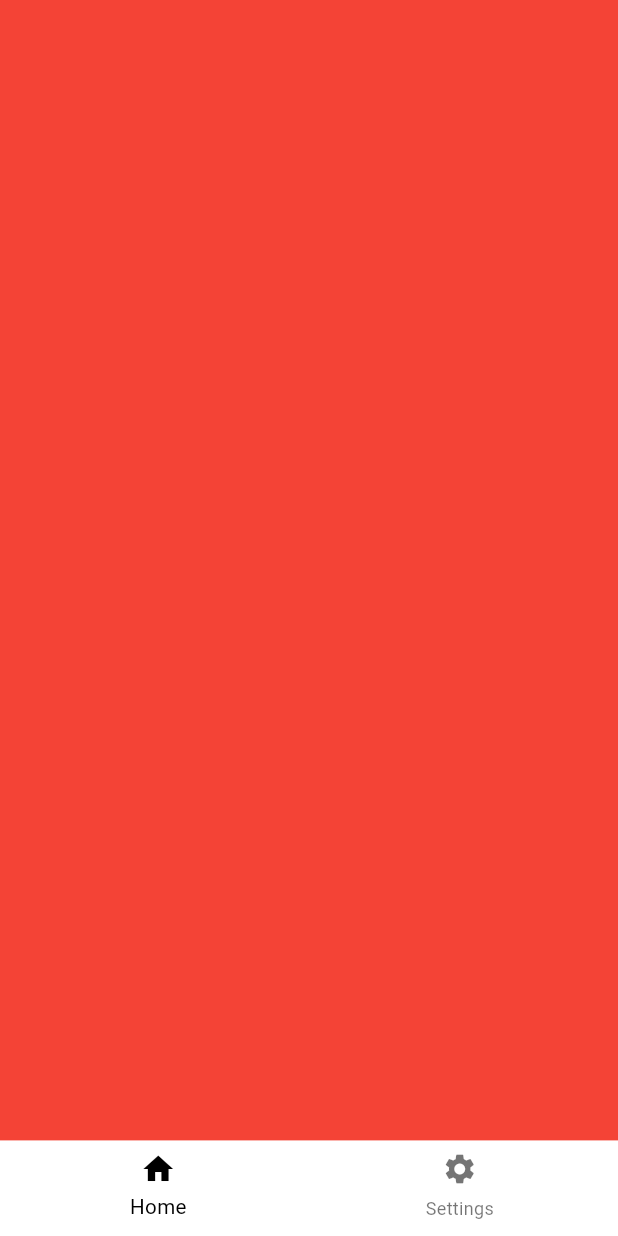
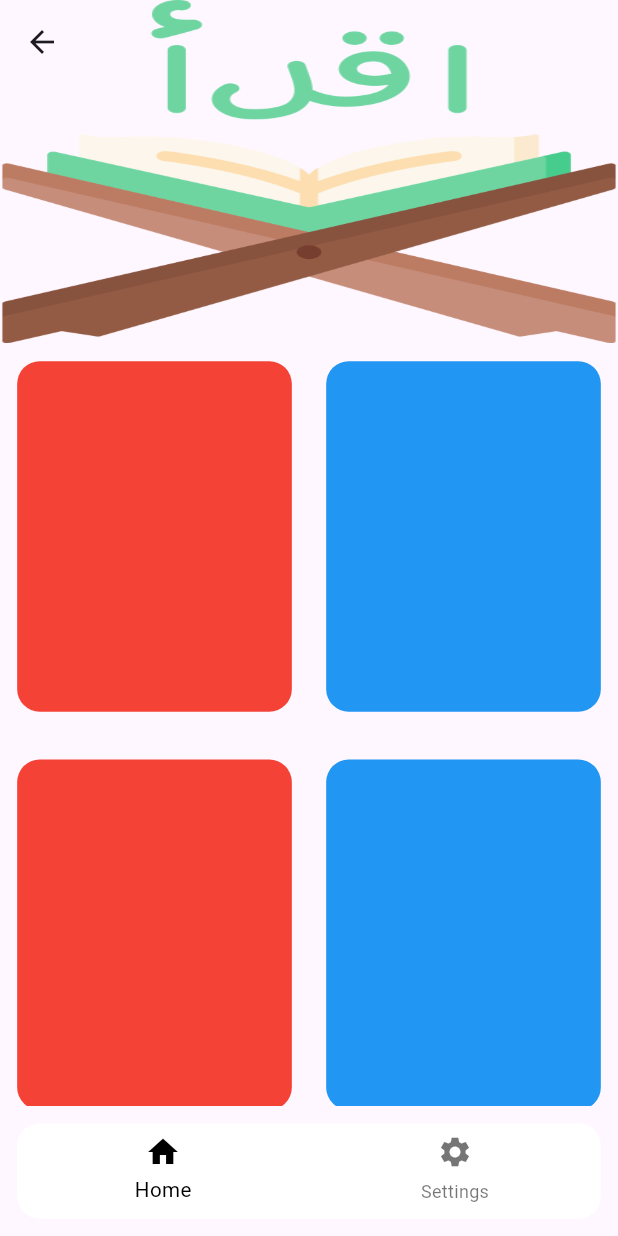
Before and after one commit to AhmedAElghareeb/quran_kareem, a Flutter app: the LayoutScreen screen opened by its route, on a phone screen of 412 x 824 dp. Run offline on Flutter 3.47's test engine with Material 3 defaults, Android fonts, the phone set to English and light mode, and no system bars; our stand-ins replace flutter_bloc, flutter_screenutil; statements that could not run were skipped.

Commit message:
change app icon and app name, add home & settings screens with fake data

```diff
--- a/lib/core/utils/app_providers.dart
+++ b/lib/core/utils/app_providers.dart
@@ -1,6 +1,15 @@
 import 'package:flutter_bloc/flutter_bloc.dart';
 import 'package:provider/single_child_widget.dart';
+import 'package:quran_kareem/src/presentations/views/layout_views/home/cubit/home_cubit.dart';
+import 'package:quran_kareem/src/presentations/views/layout_views/settings/cubit/settings_cubit.dart';
 
 abstract class AppProviders {
-  static List<SingleChildWidget> providers = [];
+  static List<SingleChildWidget> providers = [
+    BlocProvider(
+      create: (_) => HomeCubit(),
+    ),
+    BlocProvider(
+      create: (_) => SettingsCubit(),
+    ),
+  ];
 }
--- /dev/null
+++ b/lib/src/presentations/views/layout_views/home/cubit/home_cubit.dart
@@ -0,0 +1,9 @@
+import 'package:flutter_bloc/flutter_bloc.dart';
+import 'package:flutter/material.dart';
+part 'home_state.dart';
+
+class HomeCubit extends Cubit<HomeState> {
+  HomeCubit() : super(HomeInitial());
+
+  static HomeCubit get(context) => BlocProvider.of(context);
+}
--- /dev/null
+++ b/lib/src/presentations/views/layout_views/home/cubit/home_state.dart
@@ -0,0 +1,6 @@
+part of 'home_cubit.dart';
+
+@immutable
+sealed class HomeState {}
+
+final class HomeInitial extends HomeState {}
--- /dev/null
+++ b/lib/src/presentations/views/layout_views/home/home_screen.dart
@@ -0,0 +1,58 @@
+import 'package:flutter/material.dart';
+import 'package:flutter_bloc/flutter_bloc.dart';
+import 'package:flutter_screenutil/flutter_screenutil.dart';
+import 'package:quran_kareem/src/presentations/views/layout_views/home/cubit/home_cubit.dart';
+import 'package:quran_kareem/src/presentations/widgets/app_widgets/image_widget.dart';
+
+class HomeScreen extends StatelessWidget {
+  const HomeScreen({super.key});
+
+  @override
+  Widget build(BuildContext context) {
+    return SafeArea(
+      child: Scaffold(
+        body: BlocBuilder<HomeCubit, HomeState>(
+          builder: (context, state) {
+            final cubit = HomeCubit.get(context);
+            return CustomScrollView(
+              physics: const BouncingScrollPhysics(),
+              slivers: [
+                SliverAppBar(
+                  expandedHeight: 200.sp,
+                  flexibleSpace: FlexibleSpaceBar(
+                    background: ImageWidget(
+                      assetImage: 'assets/images/quran.png',
+                      height: 150.sp,
+                      width: 100.sp,
+                    ),
+                  ),
+                ),
+                SliverGrid.builder(
+                  gridDelegate: SliverGridDelegateWithFixedCrossAxisCount(
+                    crossAxisCount: 2,
+                    childAspectRatio: 0.80,
+                    mainAxisSpacing: 8,
+                  ),
+                  itemBuilder: (_, index) =>
+                      Container(
+                        height: 150,
+                        width: 150,
+                        margin: EdgeInsetsDirectional.symmetric(
+                          horizontal: 10.w,
+                          vertical: 10.h,
+                        ),
+                        decoration: BoxDecoration(
+                          borderRadius: BorderRadius.circular(15),
+                          color: (index % 2 == 0) ? Colors.red : Colors.blue,
+                        ),
+                      ),
+                  itemCount: 10,
+                ),
+              ],
+            );
+          },
+        ),
+      ),
+    );
+  }
+}
--- a/lib/src/presentations/views/layout_views/layout/layout_screen.dart
+++ b/lib/src/presentations/views/layout_views/layout/layout_screen.dart
@@ -1,6 +1,10 @@
 import 'package:flutter/material.dart';
+import 'package:flutter_bloc/flutter_bloc.dart';
 import 'package:flutter_screenutil/flutter_screenutil.dart';
+import 'package:quran_kareem/core/utils/app_providers.dart';
+import 'package:quran_kareem/src/presentations/views/layout_views/home/home_screen.dart';
 import 'package:quran_kareem/src/presentations/views/layout_views/layout/widgets/bottom_navigation_bar_item.dart';
+import 'package:quran_kareem/src/presentations/views/layout_views/settings/settings_screen.dart';
 
 class LayoutScreen extends StatefulWidget {
   const LayoutScreen({super.key});
@@ -18,7 +22,6 @@ class _LayoutScreenState extends State<LayoutScreen> {
   void _onPageChangedToCurrent(int index) {
     setState(() {
       _currentIndex = index;
-
       _pageController.jumpToPage(index);
     });
   }
@@ -28,72 +31,20 @@ class _LayoutScreenState extends State<LayoutScreen> {
     super.initState();
     _pageController = PageController(initialPage: 0);
     _pages = [
-      Container(
-        key: PageStorageKey('Page1'),
-        color: Colors.red,
+      HomeScreen(
+        key: PageStorageKey('HomeScreen'),
       ),
-      Container(
-        key: PageStorageKey('Page2'),
-        color: Colors.blue,
-      ),
-      Container(
-        key: PageStorageKey('Page3'),
-        color: Colors.pink,
-      ),
-      Container(
-        key: PageStorageKey('Page4'),
-        color: Colors.orange,
+      SettingsScreen(
+        key: PageStorageKey('SettingsScreen'),
       ),
     ];
   }
 
   @override
   Widget build(BuildContext context) {
-    // return MultiBlocProvider(
-    //   providers: AppProviders.providers,
-    //   child: Scaffold(
-    //     extendBody: true,
-    //     resizeToAvoidBottomInset: false,
-    //     body: PageView(
-    //       controller: _pageController,
-    //       physics: const NeverScrollableScrollPhysics(),
-    //       children: List.generate(_pages.length, (index) => _pages[index]),
-    //     ),
-    //     bottomNavigationBar: Container(
-    //       padding: EdgeInsetsDirectional.symmetric(
-    //         horizontal: 5,
-    //       ),
-    //       decoration: const BoxDecoration(
-    //         color: Colors.white,
-    //       ),
-    //       child: BottomNavigationBar(
-    //         selectedLabelStyle: TextStyle(
-    //           fontSize: 12.sp,
-    //           height: 1.9,
-    //         ),
-    //         fixedColor: Colors.black,
-    //         elevation: 0,
-    //         backgroundColor: Colors.transparent,
-    //         items: [
-    //           buildBottomNavigationBarItem(
-    //             icon: Icons.home,
-    //             color: _currentIndex == 0 ? Colors.black : Colors.grey,
-    //             title: 'Home',
-    //           ),
-    //           buildBottomNavigationBarItem(
-    //             icon: Icons.home,
-    //             color: _currentIndex == 0 ? Colors.black : Colors.grey,
-    //             title: 'Home',
-    //           ),
-    //         ],
-    //         currentIndex: _currentIndex,
-    //         onTap: (index) => _onPageChangedToCurrent(index),
-    //         type: BottomNavigationBarType.fixed,
-    //       ),
-    //     ),
-    //   ),
-    // );
-    return Scaffold(
+    return MultiBlocProvider(
+      providers: AppProviders.providers,
+      child: Scaffold(
         extendBody: true,
         resizeToAvoidBottomInset: false,
         body: PageView(
@@ -102,11 +53,11 @@ class _LayoutScreenState extends State<LayoutScreen> {
           children: List.generate(_pages.length, (index) => _pages[index]),
         ),
         bottomNavigationBar: Container(
-        padding: EdgeInsetsDirectional.symmetric(
-          horizontal: 5,
-        ),
-        decoration: const BoxDecoration(
+          clipBehavior: Clip.antiAliasWithSaveLayer,
+          margin: EdgeInsetsDirectional.all(10.sp),
+          decoration: BoxDecoration(
             color: Colors.white,
+            borderRadius: BorderRadius.circular(15),
           ),
           child: BottomNavigationBar(
             selectedLabelStyle: TextStyle(
@@ -133,6 +84,7 @@ class _LayoutScreenState extends State<LayoutScreen> {
             type: BottomNavigationBarType.fixed,
           ),
         ),
+      ),
     );
   }
 
--- /dev/null
+++ b/lib/src/presentations/views/layout_views/settings/cubit/settings_cubit.dart
@@ -0,0 +1,10 @@
+import 'package:flutter_bloc/flutter_bloc.dart';
+import 'package:flutter/material.dart';
+
+part 'settings_state.dart';
+
+class SettingsCubit extends Cubit<SettingsState> {
+  SettingsCubit() : super(SettingsInitial());
+
+  static SettingsCubit get(context) => BlocProvider.of(context);
+}
--- /dev/null
+++ b/lib/src/presentations/views/layout_views/settings/cubit/settings_state.dart
@@ -0,0 +1,6 @@
+part of 'settings_cubit.dart';
+
+@immutable
+sealed class SettingsState {}
+
+final class SettingsInitial extends SettingsState {}
--- /dev/null
+++ b/lib/src/presentations/widgets/app_widgets/image_widget.dart
@@ -0,0 +1,68 @@
+import 'dart:io';
+
+import 'package:flutter/material.dart';
+
+enum ImageType { asset, file, network }
+
+class ImageWidget extends StatelessWidget {
+  const ImageWidget({
+    super.key,
+    this.imageType = ImageType.asset,
+    this.radius = 0,
+    this.assetImage,
+    this.fileImage,
+    this.networkImage,
+    this.height,
+    this.width,
+    this.color,
+    this.fit,
+  });
+
+  final String? assetImage;
+  final File? fileImage;
+  final String? networkImage;
+  final double? height, width;
+  final BoxFit? fit;
+  final Color? color;
+  final ImageType imageType;
+  final double radius;
+
+  @override
+  Widget build(BuildContext context) {
+    switch (imageType) {
+      case ImageType.asset:
+        return ClipRRect(
+          borderRadius: BorderRadius.circular(radius),
+          child: Image.asset(
+            assetImage!,
+            fit: fit ?? BoxFit.fill,
+            height: height,
+            width: width,
+            color: color,
+          ),
+        );
+      case ImageType.file:
+        return ClipRRect(
+          borderRadius: BorderRadius.circular(radius),
+          child: Image.file(
+            fileImage!,
+            fit: fit ?? BoxFit.fill,
+            height: height,
+            width: width,
+            color: color,
+          ),
+        );
+      case ImageType.network:
+        return ClipRRect(
+          borderRadius: BorderRadius.circular(radius),
+          child: Image.network(
+            networkImage!,
+            fit: fit ?? BoxFit.fill,
+            height: height,
+            width: width,
+            color: color,
+          ),
+        );
+    }
+  }
+}
```
Also changed, not shown: lib/src/presentations/views/layout_views/settings/settings_screen.dart (added, +42 -0 lines), lib/src/presentations/views/layout_views/settings/widgets/settings_header_widget.dart (added, +23 -0 lines), lib/src/presentations/views/layout_views/settings/widgets/settings_item_tile_widget.dart (added, +15 -0 lines), lib/src/presentations/views/start_views/splash/splash_screen.dart (+7 -1 lines), pubspec.yaml (+4 -3 lines), assets/images/quran.png (added), 65 other files. Lines whose indentation alone changed are shown as unchanged.
